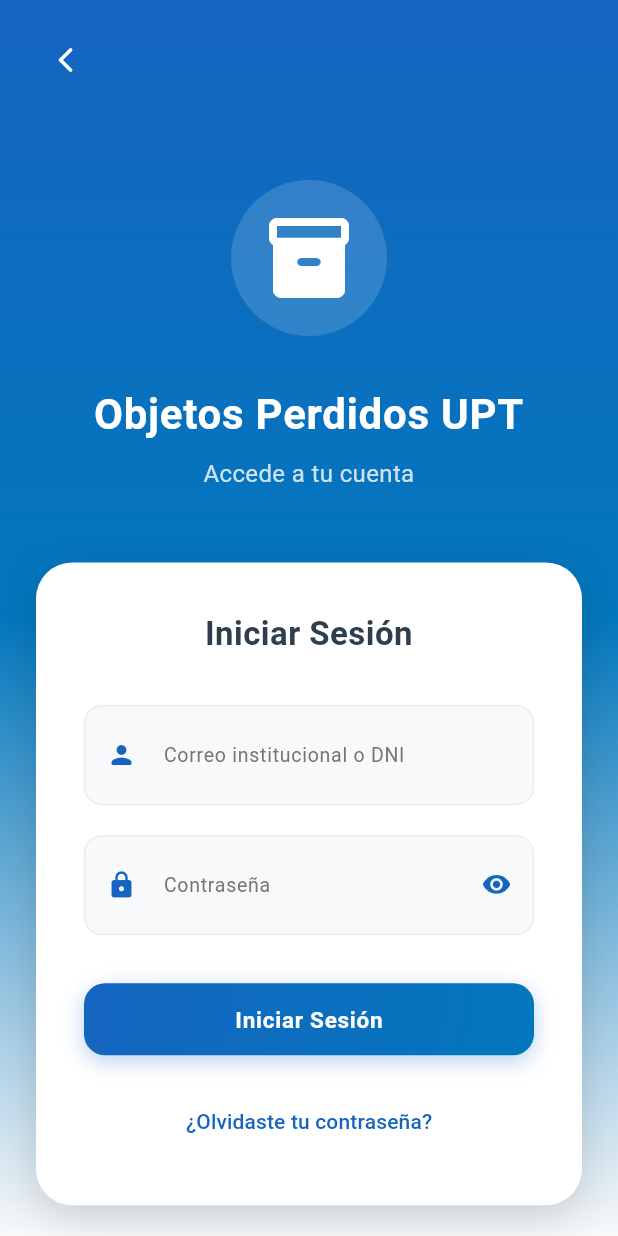
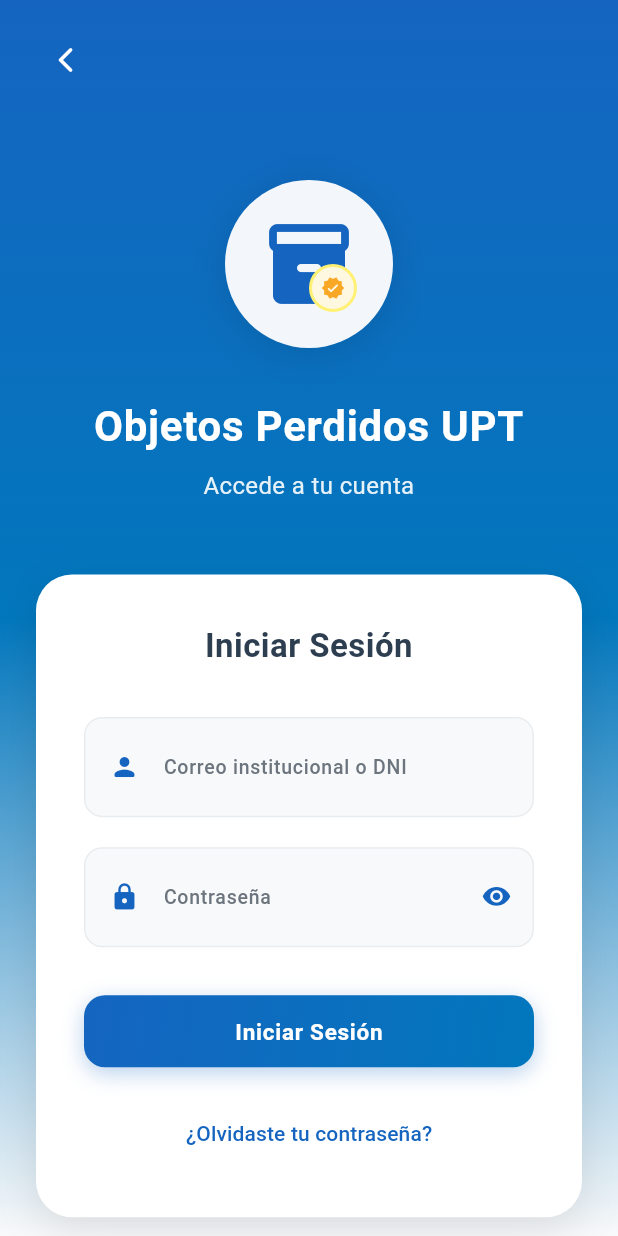
Before and after one commit to nkmelndz/objetos-perdidos-upt, a Flutter app: the LoginView screen opened by its route, on a phone screen of 412 x 824 dp. Run offline on Flutter 3.47's test engine with Material 3 defaults, Android fonts, the phone set to English and light mode, and no system bars; our stand-ins replace cloud_firestore, firebase_auth, firebase_core; accounts and stored records are empty; Roboto replaces fonts that are missing (SF Pro Display).

Commit message:
error retroceso

```diff
--- a/lib/features/auth/views/login_view.dart
+++ b/lib/features/auth/views/login_view.dart
@@ -64,8 +64,16 @@
   Widget build(BuildContext context) {
     final size = MediaQuery.of(context).size;
     final isTablet = size.width > 600;
+    // Mostrar siempre botón de retroceso y redirigir a Welcome
 
-    return Scaffold(
+    return WillPopScope(
+      onWillPop: () async {
+        // Redirigir siempre a la vista de Welcome y evitar pop por defecto
+        Navigator.of(context)
+            .pushNamedAndRemoveUntil('/', (Route<dynamic> route) => false);
+        return false;
+      },
+      child: Scaffold(
       body: Container(
         decoration: const BoxDecoration(
           gradient: LinearGradient(
@@ -92,7 +100,7 @@
                   ),
                   child: Row(
                     children: [
-                      // Botón de regreso solo ícono (sin fondo ni contorno)
+                      // Botón de regreso siempre visible: va a Welcome
                       IconButton(
                         icon: const Icon(
                           Icons.arrow_back_ios_rounded,
@@ -101,7 +109,10 @@
                         ),
                         onPressed: () {
                           HapticFeedback.selectionClick();
-                          Navigator.pop(context);
+                          Navigator.of(context).pushNamedAndRemoveUntil(
+                            '/',
+                            (Route<dynamic> route) => false,
+                          );
                         },
                         splashRadius: 22,
                       ),
@@ -137,17 +148,49 @@
                         child: Column(
                           mainAxisAlignment: MainAxisAlignment.center,
                           children: [
-                            // Logo y título superior
+                            // Logo con acento sutil amarillo
                             Container(
-                              padding: const EdgeInsets.all(20),
+                              padding: const EdgeInsets.all(24),
                               decoration: BoxDecoration(
-                                color: Colors.white.withOpacity(0.15),
+                                color: Colors.white.withOpacity(0.95),
                                 shape: BoxShape.circle,
+                                boxShadow: [
+                                  BoxShadow(
+                                    color: Colors.black.withOpacity(0.1),
+                                    blurRadius: 20,
+                                    spreadRadius: 2,
+                                    offset: const Offset(0, 4),
+                                  ),
+                                ],
                               ),
-                              child: Icon(
-                                Icons.inventory_2_rounded,
-                                size: isTablet ? 80 : 64,
-                                color: Colors.white,
+                              child: Stack(
+                                children: [
+                                  Icon(
+                                    Icons.inventory_2_rounded,
+                                    size: isTablet ? 80 : 64,
+                                    color: const Color(0xFF1565C0),
+                                  ),
+                                  Positioned(
+                                    bottom: 0,
+                                    right: 0,
+                                    child: Container(
+                                      padding: const EdgeInsets.all(6),
+                                      decoration: BoxDecoration(
+                                        color: const Color(0xFFFFF8E1),
+                                        shape: BoxShape.circle,
+                                        border: Border.all(
+                                          color: const Color(0xFFFFF176),
+                                          width: 2,
+                                        ),
+                                      ),
+                                      child: Icon(
+                                        Icons.verified_rounded,
+                                        size: isTablet ? 20 : 16,
+                                        color: const Color(0xFFF9A825),
+                                      ),
+                                    ),
+                                  ),
+                                ],
                               ),
                             ),
 
@@ -170,7 +213,7 @@
                             Text(
                               'Accede a tu cuenta',
                               style: TextStyle(
-                                color: Colors.white.withOpacity(0.8),
+                                color: Colors.white.withOpacity(0.9),
                                 fontSize: isTablet ? 18 : 16,
                                 fontWeight: FontWeight.w400,
                               ),
@@ -189,7 +232,7 @@
                                 borderRadius: BorderRadius.circular(24),
                                 boxShadow: [
                                   BoxShadow(
-                                    color: Colors.black.withOpacity(0.15),
+                                    color: Colors.black.withOpacity(0.1),
                                     blurRadius: 24,
                                     offset: const Offset(0, 8),
                                   ),
@@ -255,9 +298,7 @@
                                         ? Container(
                                             height: 48,
                                             decoration: BoxDecoration(
-                                              color: const Color(
-                                                0xFF1565C0,
-                                              ).withOpacity(0.7),
+                                              color: const Color(0xFF1565C0),
                                               borderRadius:
                                                   BorderRadius.circular(14),
                                             ),
@@ -354,7 +395,8 @@
           ),
         ),
       ),
-    );
+    ),
+  );
   }
 
   Widget _buildTextField({
@@ -379,14 +421,23 @@
         style: const TextStyle(fontSize: 15, color: Color(0xFF2C3E50)),
         decoration: InputDecoration(
           labelText: label,
-          labelStyle: TextStyle(color: Colors.grey[600], fontSize: 13),
-          prefixIcon: Icon(icon, color: const Color(0xFF1565C0), size: 20),
+          labelStyle: const TextStyle(
+            color: Color(0xFF6C757D),
+            fontSize: 13,
+            fontWeight: FontWeight.w500,
+          ),
+          prefixIcon: Container(
+            margin: const EdgeInsets.only(left: 12, right: 8),
+            child: Icon(icon, color: const Color(0xFF1565C0), size: 20),
+          ),
           suffixIcon: suffixIcon,
           border: InputBorder.none,
           contentPadding: const EdgeInsets.symmetric(
             horizontal: 16,
             vertical: 14,
           ),
+          focusedBorder: InputBorder.none,
+          enabledBorder: InputBorder.none,
         ),
       ),
     );
--- a/lib/features/home/views/home_view.dart
+++ b/lib/features/home/views/home_view.dart
@@ -354,7 +354,7 @@
           width: 4,
           height: 24,
           decoration: BoxDecoration(
-            color: const Color(0xFF1565C0),
+            color: const Color(0xFFFFC107),
             borderRadius: BorderRadius.circular(2),
           ),
         ),
--- a/lib/features/objects/admin/viewmodels/add_object_viewmodel.dart
+++ b/lib/features/objects/admin/viewmodels/add_object_viewmodel.dart
@@ -12,7 +12,10 @@
   }
 
   /// Guarda el objeto y crea la entrega inicial (solo con nombreEncontradoPor)
-  Future<void> addObjectAndEntrega(ObjectLost object, String nombreEncontradoPor) async {
+  Future<void> addObjectAndEntrega(
+    ObjectLost object,
+    String nombreEncontradoPor,
+  ) async {
     final data = object.toMap();
     // Primero guardar el objeto y obtener el docRef
     final docRef = await _db.collection('objetos_perdidos').add(data);
@@ -27,18 +30,21 @@
   }
 
   /// Valida los datos del formulario antes de guardar
-  String? validateFormData(String name, String description, String location, String nombreEncontradoPor) {
+  String? validateFormData(
+    String name,
+    String description,
+    String location,
+    String nombreEncontradoPor,
+  ) {
     if (name.trim().isEmpty) {
       return 'El nombre del objeto es requerido';
     }
     if (name.trim().length < 3) {
       return 'El nombre debe tener al menos 3 caracteres';
     }
-    if (description.trim().isEmpty) {
-      return 'La descripción es requerida';
-    }
-    if (description.trim().length < 10) {
-      return 'La descripción debe tener al menos 10 caracteres';
+    // La descripción es opcional, pero si se proporciona debe tener contenido válido
+    if (description.trim().isNotEmpty && description.trim().length < 5) {
+      return 'La descripción debe tener al menos 5 caracteres';
     }
     if (location.trim().isEmpty) {
       return 'El lugar donde se encontró es requerido';
--- a/lib/features/objects/admin/views/objects_view.dart
+++ b/lib/features/objects/admin/views/objects_view.dart
@@ -142,7 +142,7 @@
                           hintStyle: TextStyle(color: Colors.grey[400]),
                           prefixIcon: Icon(
                             Icons.search_rounded,
-                            color: const Color(0xFF1565C0),
+                            color: const Color(0xFFFFC107),
                             size: 22,
                           ),
                           suffixIcon: _searchController.text.isNotEmpty
@@ -316,7 +316,7 @@
             child: Text(
               label,
               style: TextStyle(
-                color: isSelected ? const Color(0xFF1565C0) : Colors.white,
+                color: isSelected ? const Color(0xFFFFC107) : Colors.white,
                 fontSize: 13,
                 fontWeight: isSelected ? FontWeight.w600 : FontWeight.w500,
               ),
--- a/lib/features/objects/admin/views/widgets/add_object_form.dart
+++ b/lib/features/objects/admin/views/widgets/add_object_form.dart
@@ -49,7 +49,7 @@
         _buildTextField(
           controller: descController,
           focusNode: descFocus,
-          label: 'Descripción detallada',
+          label: 'Descripción detallada (Opcional)',
           icon: Icons.description_rounded,
           hint: 'Describe características del objeto',
           maxLines: 4,
--- a/lib/features/objects/widgets/edit_object_dialog.dart
+++ b/lib/features/objects/widgets/edit_object_dialog.dart
@@ -101,7 +101,7 @@
                         ),
                       ),
                     ),
-                    const SizedBox(height: 20),
+                    const SizedBox(height: 4),
                     // Botones de acción
                     Row(
                       children: [
```
